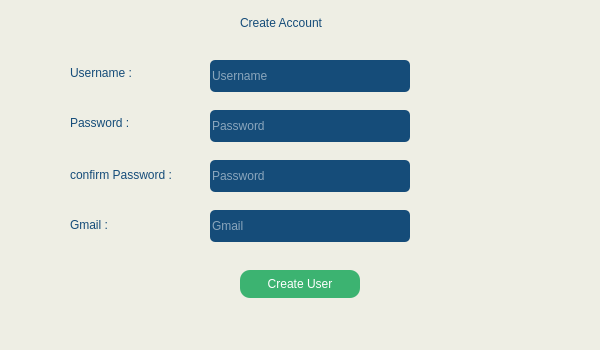
Qt form project/Createusername.ui (sajadghandehari/Design-ejector-simulation-software) before a commit.
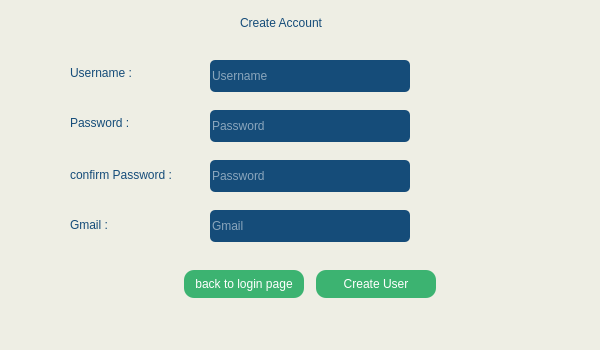
The same form after that commit.

Diff of the .ui file:
```diff
--- a/project/Createusername.ui
+++ b/project/Createusername.ui
@@ -92,7 +92,7 @@
    <widget class="QPushButton" name="CreateButton">
     <property name="geometry">
      <rect>
-      <x>240</x>
+      <x>316</x>
       <y>270</y>
       <width>120</width>
       <height>28</height>
@@ -236,6 +236,29 @@
      <string>Gmail</string>
     </property>
    </widget>
+   <widget class="QPushButton" name="LoginpageButton">
+    <property name="geometry">
+     <rect>
+      <x>184</x>
+      <y>270</y>
+      <width>120</width>
+      <height>28</height>
+     </rect>
+    </property>
+    <property name="styleSheet">
+     <string notr="true">font: 75 8pt &quot;Calibri (Body)&quot;;
+background-color: rgb(60,179,113);
+color: rgb(255, 255, 255);
+border-radius:10px;
+
+
+
+</string>
+    </property>
+    <property name="text">
+     <string>back to login page</string>
+    </property>
+   </widget>
    <zorder>label_4</zorder>
    <zorder>create_username</zorder>
    <zorder>create_password</zorder>
```
Left out of the diff: 1 changed line with no effect on the pictures.
